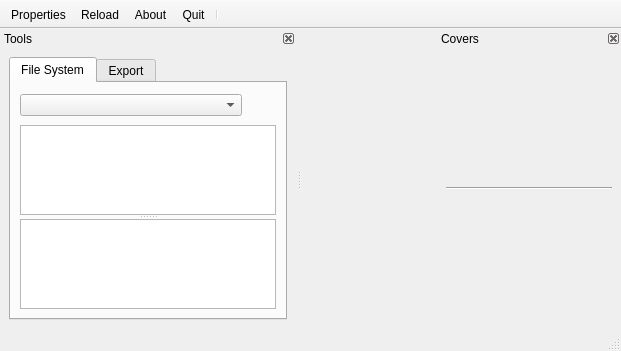
Above: qwbfs/src/UIMain.ui from amestica/qwbfs before the change. Below: the same form after it.
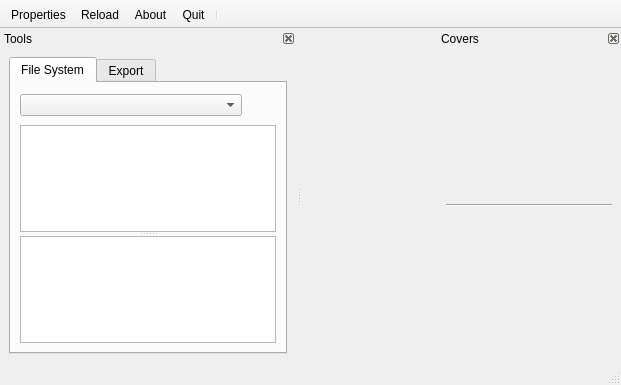
That is the form after the change. Icons and pictures are not drawn. Custom widgets are drawn as their Qt base class.

Commit message: Add properties action in menu bar on mac as all mac apps have a menubar. Try to remove some QMessageBox call and use instead the pQueuedMessageToolBar widget.

What changed in the file:
```diff
--- a/qwbfs/src/UIMain.ui
+++ b/qwbfs/src/UIMain.ui
@@ -7,7 +7,7 @@
     <x>0</x>
     <y>0</y>
     <width>621</width>
-    <height>351</height>
+    <height>385</height>
    </rect>
   </property>
   <property name="iconSize">
@@ -277,13 +277,13 @@
    <property name="minimumSize">
     <size>
      <width>184</width>
-     <height>107</height>
+     <height>109</height>
     </size>
    </property>
    <property name="maximumSize">
     <size>
      <width>184</width>
-     <height>16777215</height>
+     <height>524287</height>
     </size>
    </property>
    <property name="features">
```
Left out of the diff: 3 changed lines with no effect on the pictures. The commit also changes 2 other files.
